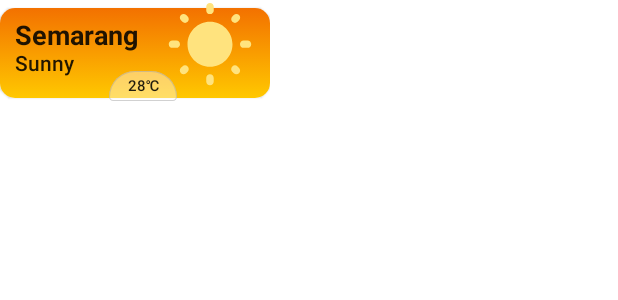
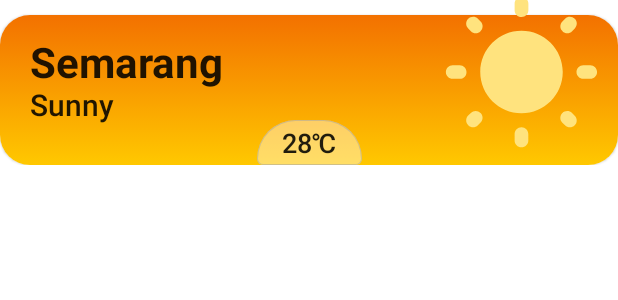
Before and after one commit to ilhamaldiann/CAPSTONE-PROJECT, an Android app built with Jetpack Compose: the @Preview function WeatherCardPreview, on a phone screen of 412 x 824 dp. Shown: the top 300 px of the screen. Run offline under Robolectric (Android 15) with nearby library versions, the phone set to English and light mode, and no system bars.

Commit message:
second commit

```diff
--- a/MD/app/src/main/java/com/example/weatherapp/MainActivity.kt
+++ b/MD/app/src/main/java/com/example/weatherapp/MainActivity.kt
@@ -1,7 +1,6 @@
 package com.example.weatherapp
 
 import android.os.Bundle
-import android.util.Log
 import androidx.activity.ComponentActivity
 import androidx.activity.compose.setContent
 import androidx.activity.viewModels
@@ -15,6 +14,7 @@ import com.example.weatherapp.ui.home.BookmarkedList
 import com.example.weatherapp.ui.theme.WeatherAppTheme
 import com.example.weatherapp.ui.viewmodel.HomeViewModel
 import com.example.weatherapp.ui.viewmodel.ViewModelFactory
+import com.example.weatherapp.utils.sortedListByWord
 
 class MainActivity : ComponentActivity() {
 
@@ -40,7 +40,7 @@ class MainActivity : ComponentActivity() {
                         color = MaterialTheme.colors.background
                     ) {
                         if (items.isNotEmpty()) {
-                            BookmarkedList(viewModel = viewModel, list = items)
+                            BookmarkedList(viewModel = viewModel, list = sortedListByWord(items))
                         }
                     }
                 }
--- a/MD/app/src/main/java/com/example/weatherapp/components/WeatherCard.kt
+++ b/MD/app/src/main/java/com/example/weatherapp/components/WeatherCard.kt
@@ -23,7 +23,7 @@ import androidx.compose.ui.tooling.preview.Preview
 import androidx.compose.ui.unit.dp
 import androidx.compose.ui.unit.sp
 import com.example.weatherapp.ui.theme.WeatherAppTheme
-import com.example.weatherapp.utils.DoubleToInt
+import com.example.weatherapp.utils.doubleToInt
 
 @Composable
 fun WeatherCard(
@@ -50,15 +50,15 @@ fun WeatherCard(
 
     Box(
         modifier = modifier
-            .width(180.dp)
-            .height(70.dp),
-        contentAlignment = Alignment.Center
+            .fillMaxWidth()
+            .height(110.dp),
+        contentAlignment = Alignment.BottomCenter
     ) {
         Card(
             modifier = modifier
                 .fillMaxWidth()
-                .height(60.dp),
-            shape = RoundedCornerShape(10.dp)
+                .height(100.dp),
+            shape = RoundedCornerShape(20.dp)
         ) {
             Box(
                 modifier = modifier.background(Brush.verticalGradient(background))
@@ -66,17 +66,17 @@ fun WeatherCard(
 
             Column(
                 modifier = modifier
-                    .padding(horizontal = 10.dp, vertical = 8.dp),
+                    .padding(horizontal = 20.dp, vertical = 16.dp),
             ) {
                 Text(
                     text = cityName,
-                    fontSize = 18.sp,
+                    fontSize = 28.sp,
                     fontFamily = FontFamily.SansSerif,
                     fontWeight = FontWeight.Bold
                 )
                 Text(
                     text = status,
-                    fontSize = 14.sp,
+                    fontSize = 20.sp,
                     fontFamily = FontFamily.SansSerif,
                     fontWeight = FontWeight.Medium
                 )
@@ -84,18 +84,17 @@ fun WeatherCard(
         }
         Icon(
             modifier = modifier
-                .size(60.dp)
+                .size(120.dp)
                 .align(Alignment.CenterEnd)
-                .offset(x = (-10).dp, y = (-5).dp),
+                .offset(x = (-5).dp,y = (-5).dp),
             imageVector = icon,
             contentDescription = null,
             tint = tint
         )
         Card(
             modifier = modifier
-                .width(45.dp)
-                .height(20.dp)
-                .offset(x = 5.dp, y = (-3).dp)
+                .width(70.dp)
+                .height(30.dp)
                 .align(Alignment.BottomCenter),
             elevation = 0.dp,
             backgroundColor = Color(0x66FFFFFF),
@@ -104,10 +103,10 @@ fun WeatherCard(
         ) {
             Text(
                 modifier = modifier
-                    .padding(top = 4.dp),
-                text = "${DoubleToInt(tempC)}℃",
+                    .padding(top = 5.dp),
+                text = "${doubleToInt(tempC)}℃",
                 fontFamily = FontFamily.SansSerif,
-                fontSize = 10.sp,
+                fontSize = 18.sp,
                 fontWeight = FontWeight.Medium,
                 textAlign = TextAlign.Center,
             )
--- a/MD/app/src/main/java/com/example/weatherapp/ui/home/BookmarkedList.kt
+++ b/MD/app/src/main/java/com/example/weatherapp/ui/home/BookmarkedList.kt
@@ -1,14 +1,15 @@
 package com.example.weatherapp.ui.home
 
-import android.util.Log
+import androidx.compose.foundation.layout.Arrangement
+import androidx.compose.foundation.layout.PaddingValues
 import androidx.compose.foundation.lazy.LazyColumn
 import androidx.compose.foundation.lazy.items
 import androidx.compose.runtime.Composable
 import androidx.compose.runtime.collectAsState
 import androidx.compose.ui.Modifier
+import androidx.compose.ui.unit.dp
 import com.example.weatherapp.components.WeatherCard
 import com.example.weatherapp.data.WeatherData
-import com.example.weatherapp.data.local.BookmarkEntity
 import com.example.weatherapp.ui.common.UiState
 import com.example.weatherapp.ui.viewmodel.HomeViewModel
 
@@ -16,18 +17,20 @@ import com.example.weatherapp.ui.viewmodel.HomeViewModel
 fun BookmarkedList(
     modifier: Modifier = Modifier,
     viewModel: HomeViewModel,
-    list: ArrayList<WeatherData>
+    list: List<WeatherData>
 ) {
     viewModel.uiState.collectAsState(initial = UiState.Loading).value.let { uiState ->
         when (uiState) {
             is UiState.Loading -> {
                 list.map {
-                    Log.d("Andre", it.city)
                     viewModel.getWeatherData(it.city)
                 }
             }
             is UiState.Success -> {
-                LazyColumn{
+                LazyColumn(
+                    contentPadding = PaddingValues(56.dp),
+                    verticalArrangement = Arrangement.spacedBy(16.dp)
+                ){
                     items(uiState.data){
                         WeatherCard(
                             cityName = it.location.name,
--- a/MD/app/src/main/java/com/example/weatherapp/utils/Util.kt
+++ b/MD/app/src/main/java/com/example/weatherapp/utils/Util.kt
@@ -1,6 +1,8 @@
 package com.example.weatherapp.utils
 
-fun DoubleToInt(number: Double): String{
+import com.example.weatherapp.data.WeatherData
+
+fun doubleToInt(number: Double): String{
     val resultInteger: Int
     val a = number.toString().split(".")
     return if (a[1] == "0"){
@@ -10,3 +12,7 @@ fun DoubleToInt(number: Double): String{
         number.toString()
     }
 }
+
+fun sortedListByWord(list: ArrayList<WeatherData>): List<WeatherData>{
+    return list.sortedBy { it.city }
+}
```
Also changed, not shown: 1 other file.
